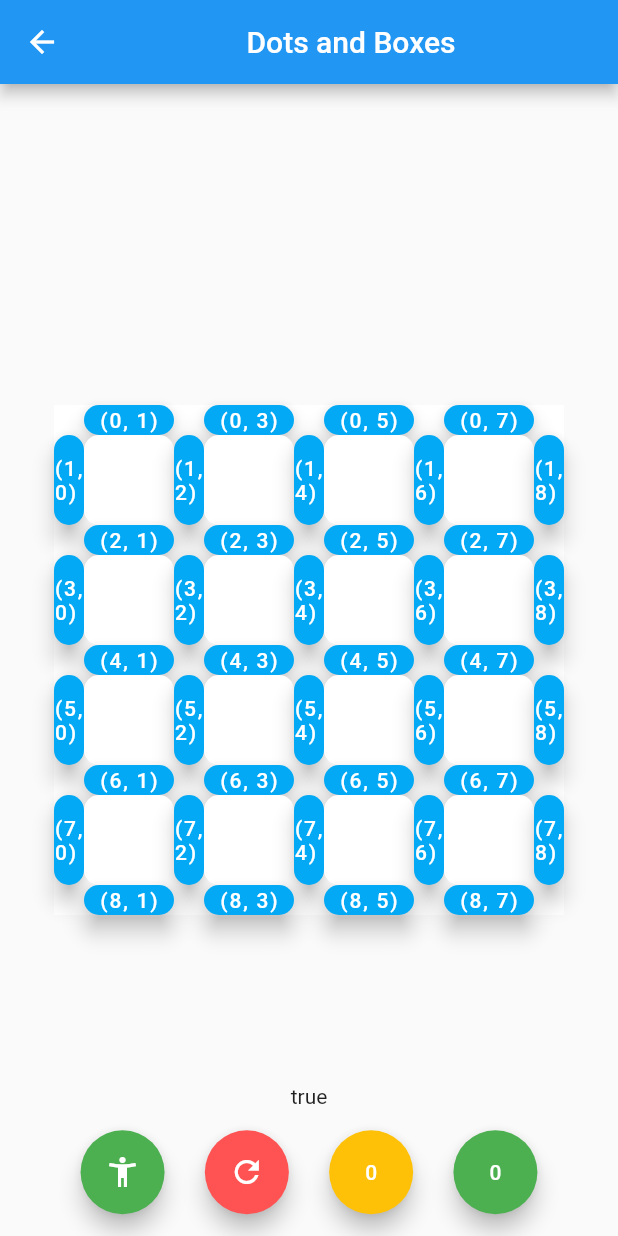
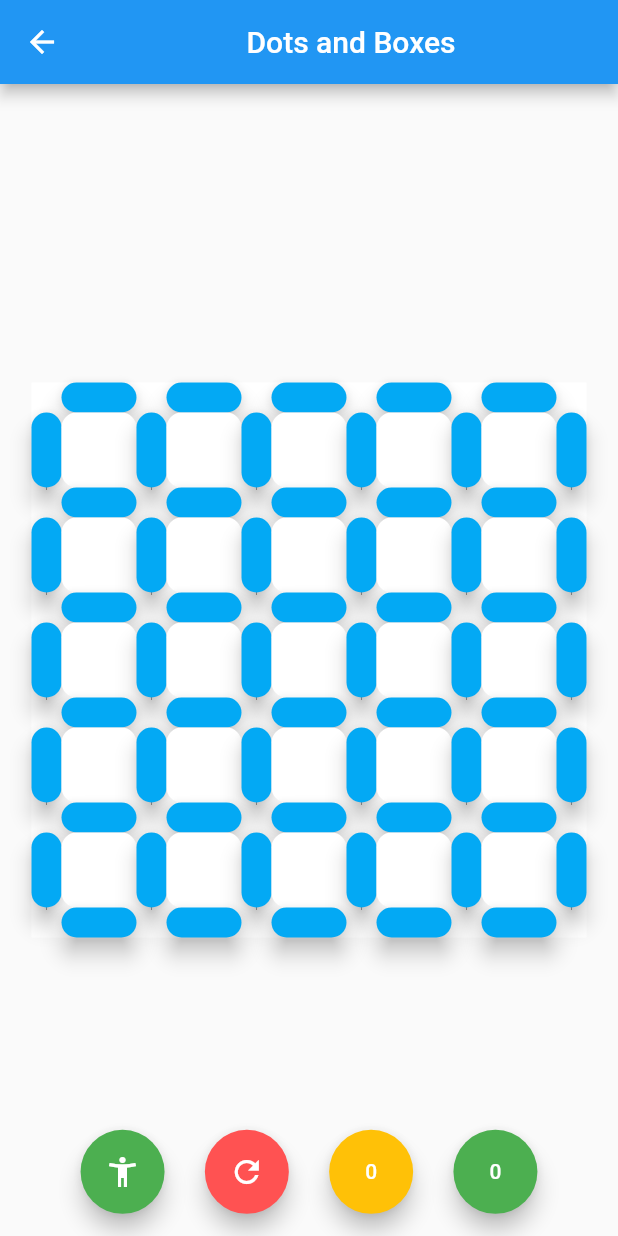
Before and after one commit to Software-Engineering-MIMUW-2023/GAM3S, a Flutter app: the screen it shows after launch, after a tap on "dots-and-boxes", on a phone screen of 412 x 824 dp. Run offline on Flutter 3.47's test engine with Material 2 defaults, Android fonts, the phone set to English and light mode, and no system bars.

Commit message:
Upgraded few things

```diff
--- a/lib/dots_and_boxes.dart
+++ b/lib/dots_and_boxes.dart
@@ -19,7 +19,7 @@ class GState {
   int yScore;
   int occupiedAmount = 0;
   List<List<int>> occupied = []; // -1 - green, 0 - nobody, 1 - yellow
-  MaterialColor c = Colors.green;
+  Color c = Colors.green;
   MaterialAccentColor ac = Colors.greenAccent;
 
   GState(this.greenTurn, this.row, this.col, this.gScore, this.yScore);
@@ -50,7 +50,7 @@ List<SizedBox> listMaker(
   List<SizedBox> toReturn = List.generate(
       col,
           (i) => const SizedBox(
-        width: 20,
+          width: 20,
         height: 20,
       ));
 
@@ -58,7 +58,7 @@ List<SizedBox> listMaker(
     toReturn.insert(
         i,
         SizedBox(
-            width: 60,
+            width: 50,
             height: 20,
             child: MyFloatingActionButton(
               row,
@@ -69,8 +69,6 @@ List<SizedBox> listMaker(
               backgroundColor: setColor[state.occupied[row][2*i-1]],
               shape: RoundedRectangleBorder(
                   borderRadius: BorderRadius.circular(10)),
-              child: Text("($row, ${2*i - 1})"),
-
             )));
   }
   return toReturn;
@@ -83,7 +81,7 @@ List<SizedBox> listMaker2(
   for (var i = 0; i <= 2 * col - 2; i += 2) {
     toReturn.insert(i, SizedBox(
         width: 20,
-        height: 60,
+        height: 50,
         child: MyFloatingActionButton(
           row,
           i,
@@ -93,7 +91,6 @@ List<SizedBox> listMaker2(
           backgroundColor: setColor[state.occupied[row][i]],
           shape: RoundedRectangleBorder(
               borderRadius: BorderRadius.circular(10)),
-          child: Text("($row, $i)"),
 
         )));
     //i+= 1;
@@ -101,8 +98,8 @@ List<SizedBox> listMaker2(
       toReturn.insert(
           i + 1,
           SizedBox(
-              width: 60,
-              height: 60,
+              width: 50,
+              height: 50,
               child: Container(
                 decoration: BoxDecoration(
                     color: (setColor[state.occupied[row][i+1]])!,
@@ -129,9 +126,9 @@ List<Row> listMaker3(
           i, col, state, (i, col, state) => func(i, col, state)),
     ));
   }
-  toReturn.insert(8, Row(
+  toReturn.insert(10, Row(
     children: listMaker(
-        8, col, state, (i, col, state) => func(i, col, state)),
+        10, col, state, (i, col, state) => func(i, col, state)),
   ));
   return toReturn;
 }
@@ -154,8 +151,8 @@ class DotsAndBoxes extends StatefulWidget {
 }
 
 class _MyHomePageState extends State<DotsAndBoxes> {
-  static int row = 5;
-  static int col = 5;
+  static int row = 6;
+  static int col = 6;
   late GState state = GenerateGState(row, col, 0, 0);
 
   List<Pair> sides = [Pair(-1, 0), Pair(-1, -1), Pair(0, -1), Pair(1, -1)];
@@ -194,8 +191,8 @@ class _MyHomePageState extends State<DotsAndBoxes> {
   }
 
   bool _checkWinCondition(int x, int y, List<List<int>> occupied) {
-    int toWin = 8;
-    return (state.gScore > toWin || state.yScore > toWin);
+    int toWin = 13;
+    return (state.gScore >= toWin || state.yScore >= toWin);
   }
 
   void _add_point() {
@@ -257,12 +254,13 @@ class _MyHomePageState extends State<DotsAndBoxes> {
       if (!_isFieldOccupied(x, y, state.occupied)) {
         state.occupied[x][y] = c;
         _check_borders(x, y, c);
+        state.c = (setColor[-1 * c])!;
         if (_checkWinCondition(x, y, state.occupied)) {
           state = GenerateGState(
               row,
               col,
-              state.greenTurn ? 1 + state.gScore : state.gScore,
-              state.greenTurn ? state.yScore : 1 + state.yScore);
+              0,
+              0);
         } else {
           if (state.occupiedAmount == (row-1) * (col-1)) {
             state = GenerateGState(row, col, state.gScore, state.yScore);
@@ -296,9 +294,6 @@ class _MyHomePageState extends State<DotsAndBoxes> {
       ),
       floatingActionButton: Column(children: [
         Spacer(flex: 50),
-        Text(
-          '${state.greenTurn}',
-        ),
         Spacer(),
         Row(children: [
           Spacer(flex: 2),
```
